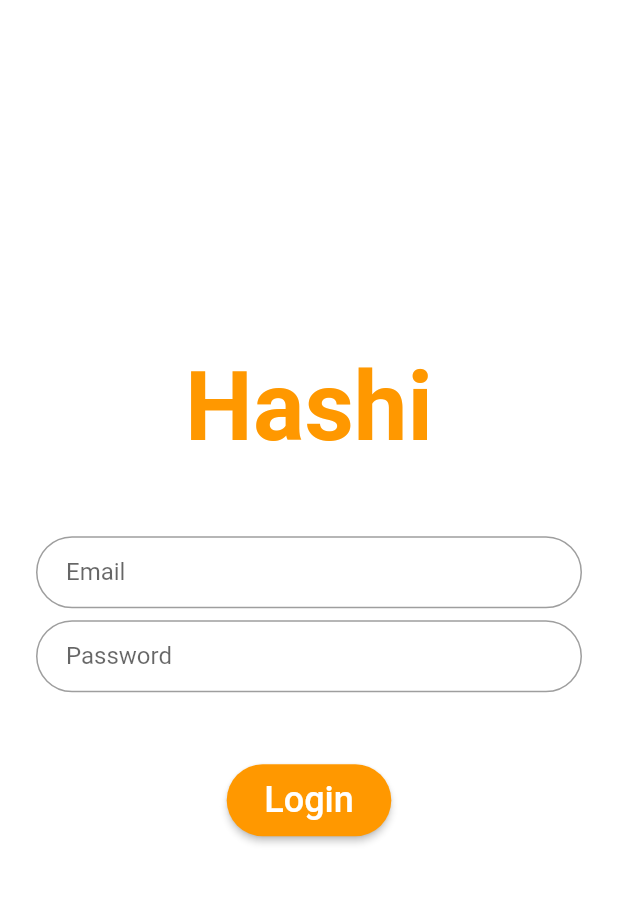
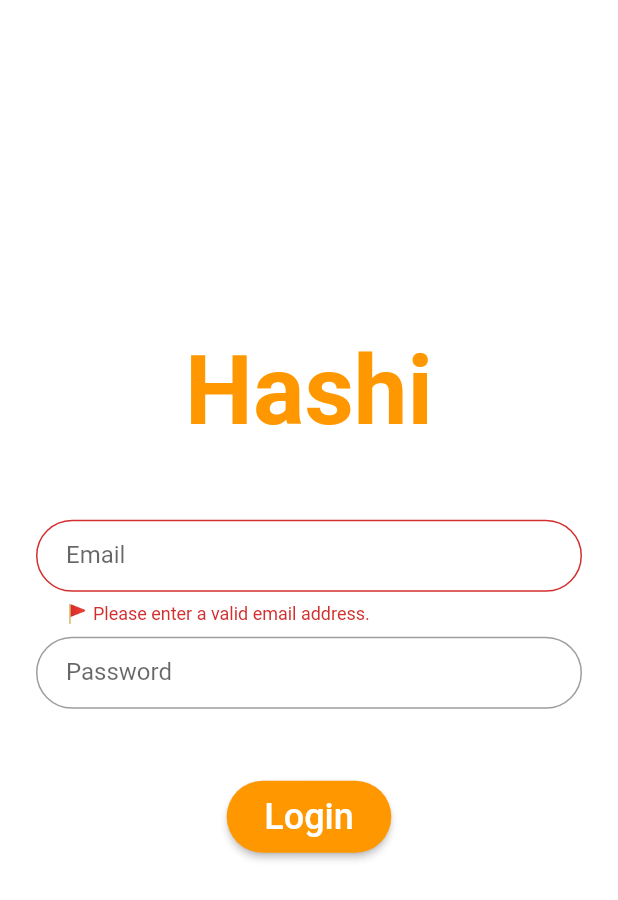
Before and after one commit to LukaDeBakker/LuRe, a Flutter app: the screen it shows after launch, after a tap on "Login", on a phone screen of 412 x 824 dp. Shown: the top 900 px of the screen. Run offline on Flutter 3.47's test engine with Material 2 defaults, Android fonts, the light colour scheme and no system bars; Roboto replaces fonts that are missing (RobotoMono).

Commit message:
✨ Form validation!

```diff
--- a/lure/lib/pages/login_page.dart
+++ b/lure/lib/pages/login_page.dart
@@ -1,6 +1,7 @@
 import 'package:flutter/material.dart';
 import 'package:lure/api/mangadex_api.dart';
 import 'home_page.dart';
+import 'package:lure/utils/form_validator.dart';
 
 class LoginPage extends StatefulWidget {
   const LoginPage({super.key});
@@ -48,29 +49,51 @@ class _LoginFormState extends State<LoginForm> {
   final TextEditingController emailController = TextEditingController();
   final TextEditingController passwordController = TextEditingController();
   final MangaDexapi _mangaDexapi = MangaDexapi();
+  final GlobalKey<FormState> _formKey = GlobalKey<FormState>();
 
   Future<void> login() async {
     // This will be my main login function
+    if (_formKey.currentState!.validate()) {
+      ScaffoldMessenger.of(context).showSnackBar(SnackBar(
+        content: const Text('Processing Data'),
+        backgroundColor: Colors.green.shade300,
+      ));
+    } else {
+      return;
+    }
 
     final token =
         await _mangaDexapi.login(emailController.text, passwordController.text);
 
-    Navigator.push(
-      context,
-      MaterialPageRoute(
-        builder: ((context) => const HomePage()),
-      ),
-    );
+    if (token.result == "ok") {
+      ScaffoldMessenger.of(context).hideCurrentSnackBar();
+
+      Navigator.push(
+        context,
+        MaterialPageRoute(
+          builder: (context) => const HomePage(),
+        ),
+      );
+    } else {
+      ScaffoldMessenger.of(context).showSnackBar(SnackBar(
+        content: const Text('Invalid login credentials.'),
+        backgroundColor: Colors.red.shade300,
+      ));
+    }
   }
 
   @override
   Widget build(BuildContext context) {
     return Form(
+      key: _formKey,
       child: Column(
         children: <Widget>[
           TextFormField(
             controller: emailController,
             keyboardType: TextInputType.emailAddress,
+            validator: (value) {
+              return LoginFormValidator.validateEmail(value ?? "");
+            },
             decoration: InputDecoration(
                 labelText: 'Email',
                 contentPadding: const EdgeInsets.fromLTRB(20, 10, 20, 10),
--- /dev/null
+++ b/lure/lib/utils/form_validator.dart
@@ -0,0 +1,12 @@
+class LoginFormValidator {
+  static String? validateEmail(String email) {
+    Pattern pattern = r'^[a-zA-Z0-9.]+@[a-zA-Z0-9]+\.[a-zA-Z]+';
+    RegExp regex = RegExp(pattern as String);
+
+    if (!regex.hasMatch(email)) {
+      return '🚩 Please enter a valid email address.';
+    } else {
+      return null;
+    }
+  }
+}
```
